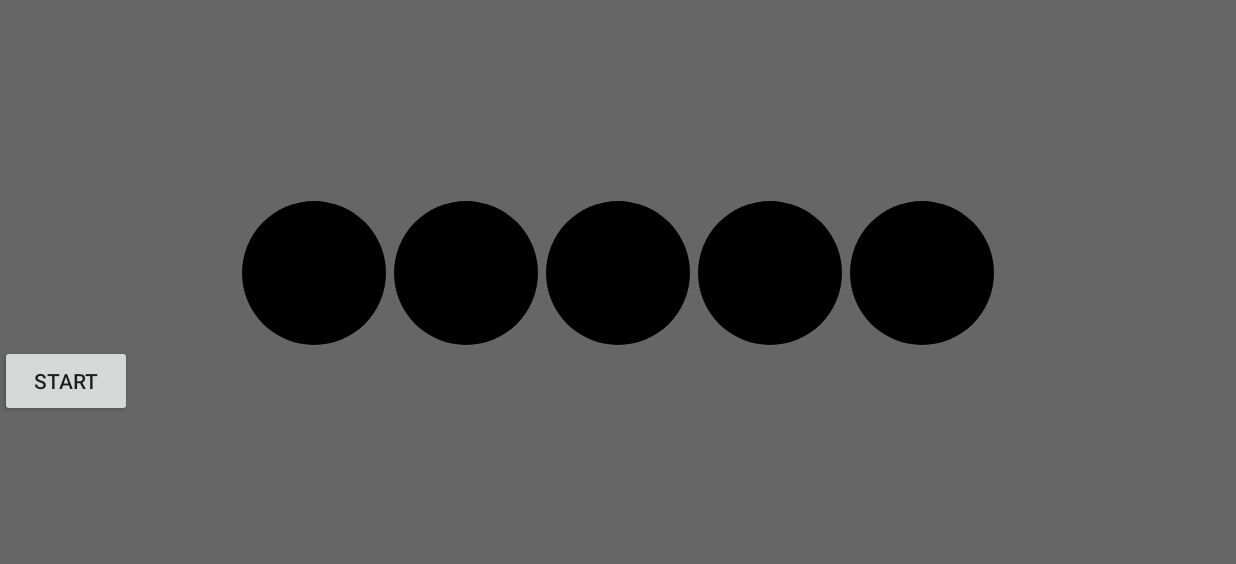
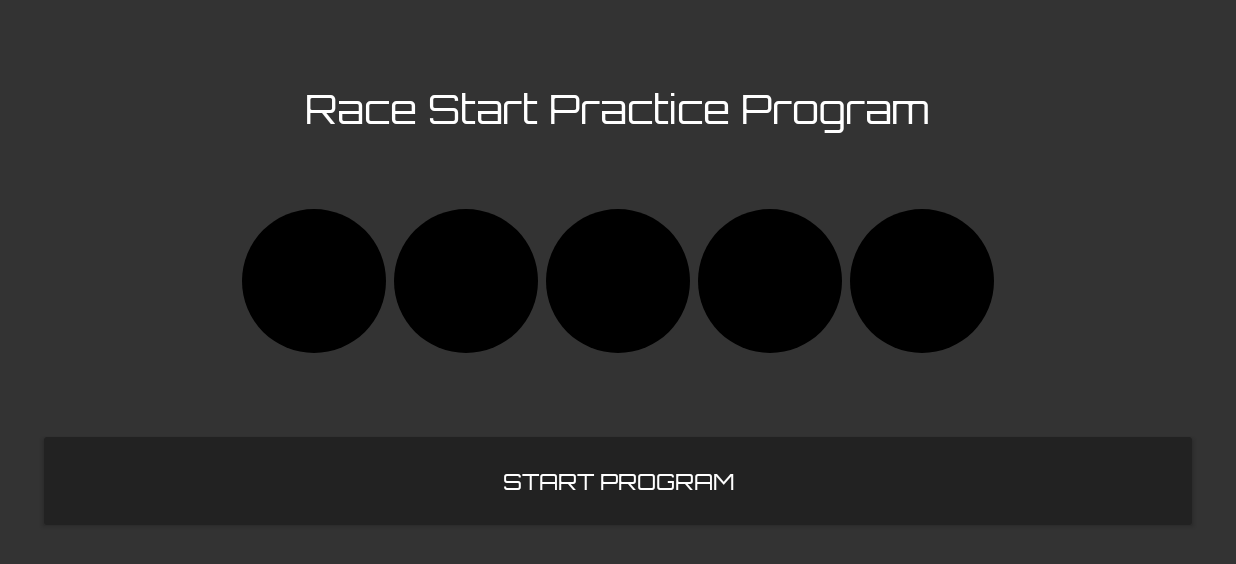
Before and after one commit to frdeazevedo/RaceStartPractice, an Android app: the screen it shows after launch (MainActivity), on a phone screen of 824 x 412 dp (held sideways). Shown: the top 564 px of the screen. Run offline under Robolectric (Android 15) with nearby library versions, the phone set to English and light mode, and no system bars.

Commit message:
Added font, restylized UI.

```diff
--- a/app/src/main/java/com/example/practiceracestart/MainActivity.java
+++ b/app/src/main/java/com/example/practiceracestart/MainActivity.java
@@ -7,6 +7,8 @@ import android.media.MediaPlayer;
 import android.os.Bundle;
 import android.os.Handler;
 import android.view.View;
+import android.view.Window;
+import android.view.WindowManager;
 import android.widget.Button;
 
 import java.util.Random;
@@ -40,6 +42,8 @@ public class MainActivity extends AppCompatActivity {
     }
 
     protected void startLights() {
+        this.startButton.setEnabled(false);
+
         int randomTime = 500+ (new Random().nextInt(3001));
 
         new Handler().postDelayed(new Runnable() {
@@ -117,6 +121,8 @@ public class MainActivity extends AppCompatActivity {
                 MainActivity.light4.invalidate();
                 MainActivity.light5.setColor(MainActivity.blackColorHex);
                 MainActivity.light5.invalidate();
+
+                MainActivity.startButton.setEnabled(true);
             }
         }, 8000+randomTime);
     }
@@ -126,7 +132,7 @@ public class MainActivity extends AppCompatActivity {
     protected static CircleView light3;
     protected static CircleView light4;
     protected static CircleView light5;
-    protected Button startButton;
+    protected static Button startButton;
 
     private static final String redColorHex = "#E74000";
     private static final String greenColorHex = "#00E740";
--- /dev/null
+++ b/app/src/main/res/font/orbitron.xml
@@ -0,0 +1,7 @@
+<?xml version="1.0" encoding="utf-8"?>
+<font-family xmlns:android="http://schemas.android.com/apk/res/android">
+    <font
+        android:fontStyle="normal"
+        android:fontWeight="400"
+        android:font="@font/orbitron_variable"/>
+</font-family>
--- a/app/src/main/res/layout/activity_main.xml
+++ b/app/src/main/res/layout/activity_main.xml
@@ -6,8 +6,17 @@
     android:layout_height="match_parent"
     android:gravity="center_vertical"
     android:orientation="vertical"
-    android:background="#666"
+    android:background="#333"
     tools:context=".MainActivity">
+    <TextView
+        android:layout_width="wrap_content"
+        android:layout_height="wrap_content"
+        android:text="Race Start Practice Program"
+        android:layout_gravity="center_horizontal"
+        android:layout_marginBottom="50dp"
+        android:textSize="26sp"
+        android:fontFamily="@font/orbitron_variable"
+        android:textColor="#ffffff"/>
     <LinearLayout
         android:layout_width="match_parent"
         android:layout_height="wrap_content"
@@ -54,7 +63,17 @@
     </LinearLayout>
     <Button
         android:id="@+id/startButton"
-        android:layout_width="wrap_content"
+        android:layout_width="match_parent"
         android:layout_height="wrap_content"
-        android:text="Start"/>
+        android:layout_marginLeft="25sp"
+        android:layout_marginRight="25sp"
+        android:paddingTop="25sp"
+        android:paddingBottom="25sp"
+        android:text="Start Program"
+        android:textColor="@android:color/white"
+        android:backgroundTint="#222"
+        android:layout_marginTop="50sp"
+        android:fontFamily="@font/orbitron_variable"
+        android:textSize="15sp"
+        android:layout_gravity="center_horizontal"/>
 </LinearLayout>
```
Also changed, not shown: app/src/main/res/font/orbitron_variable.ttf (added).
